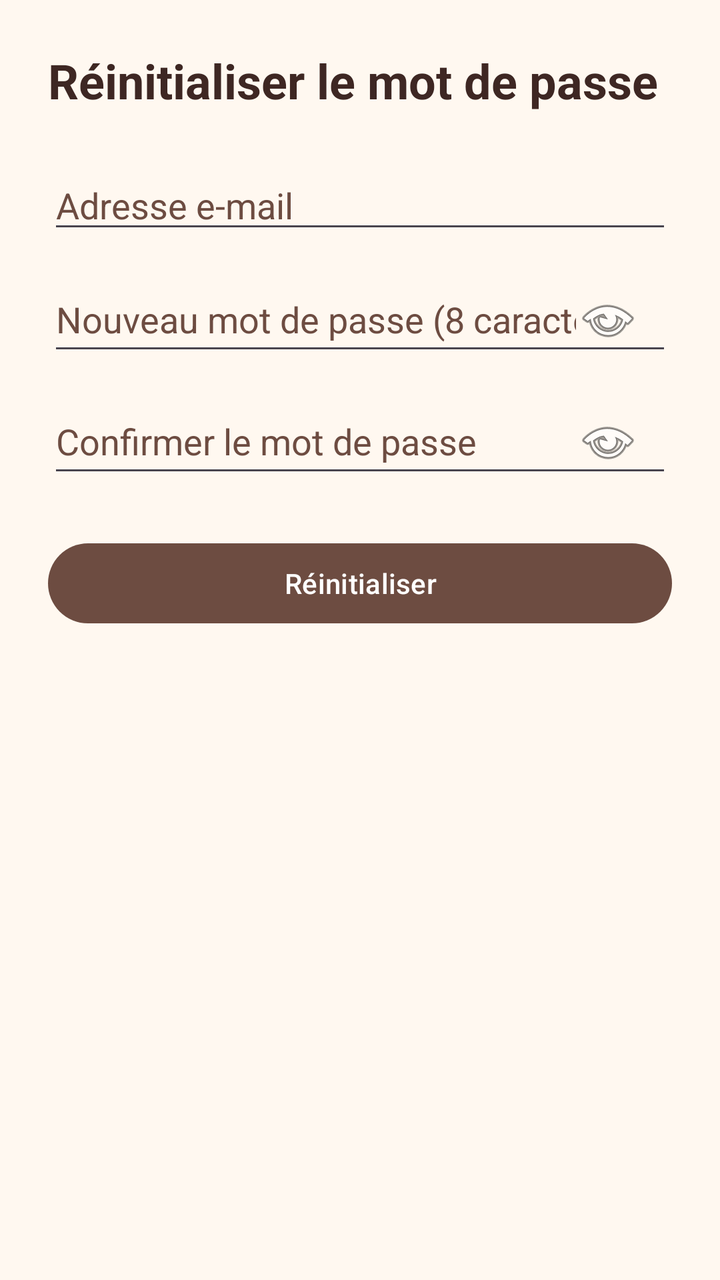
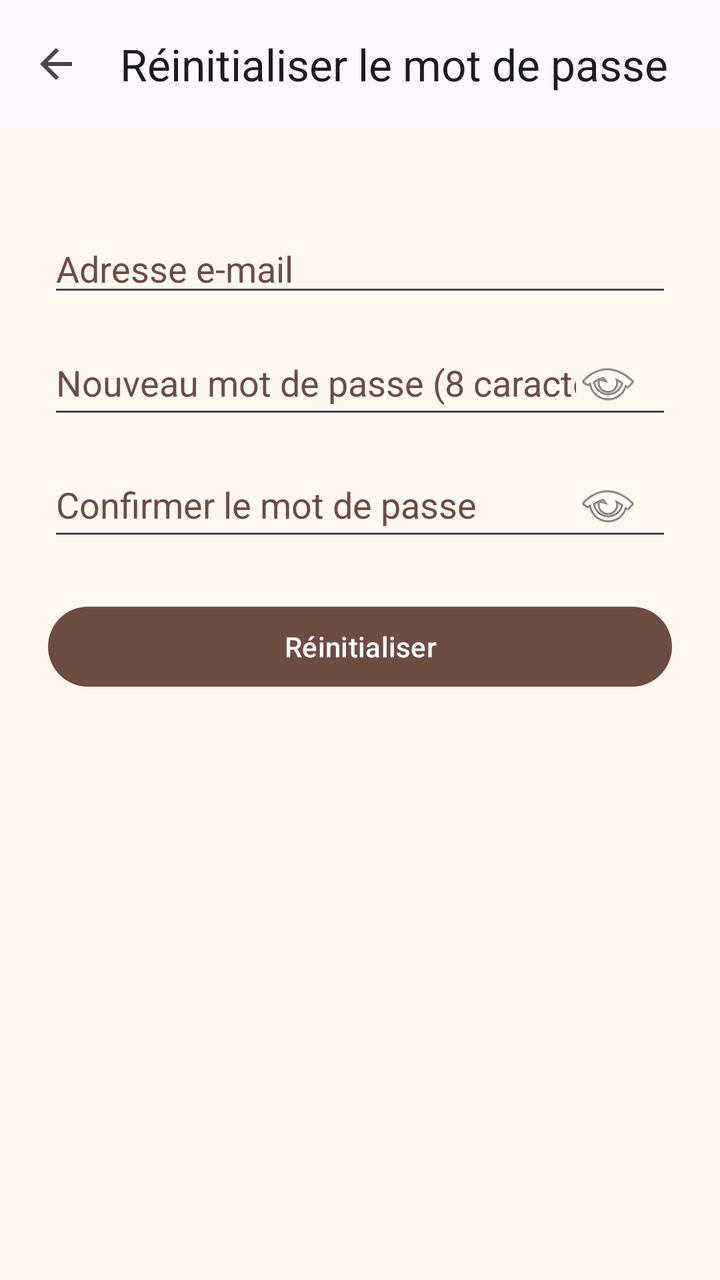

The first picture is an Android layout as it rendered before a commit; the second is the same layout after the commit. The layout source and the unified diff follow.
<!-- AndroidManifest.xml: application theme Theme.WorkshopPetShelter -->
<!-- res/layout/activity_reset_password.xml -->
<ScrollView xmlns:android="http://schemas.android.com/apk/res/android"
    xmlns:app="http://schemas.android.com/apk/res-auto"
    android:layout_width="match_parent"
    android:layout_height="match_parent"
    android:background="@color/app_background"
    android:fillViewport="true">

    <LinearLayout
        android:layout_width="match_parent"
        android:layout_height="wrap_content"
        android:orientation="vertical"
        android:padding="24dp">

        <TextView
            android:id="@+id/tvResetTitle"
            android:layout_width="match_parent"
            android:layout_height="wrap_content"
            android:text="@string/title_reset_password"
            android:textColor="@color/text_primary"
            android:textSize="24sp"
            android:textStyle="bold" />

        <EditText
            android:id="@+id/etResetEmail"
            android:layout_width="match_parent"
            android:layout_height="wrap_content"
            android:layout_marginTop="24dp"
            android:autofillHints="emailAddress"
            android:hint="@string/hint_email"
            android:inputType="textEmailAddress"
            android:maxLines="1"
            android:textColor="@color/text_primary"
            android:textColorHint="@color/accent" />

        <EditText
            android:id="@+id/etNewPassword"
            android:layout_width="match_parent"
            android:layout_height="wrap_content"
            android:layout_marginTop="12dp"
            android:autofillHints="newPassword"
            android:hint="@string/hint_new_password"
            android:drawableEnd="@android:drawable/ic_menu_view"
            android:inputType="textPassword"
            android:maxLines="1"
            android:paddingEnd="16dp"
            android:textColor="@color/text_primary"
            android:textColorHint="@color/accent" />

        <EditText
            android:id="@+id/etConfirmPassword"
            android:layout_width="match_parent"
            android:layout_height="wrap_content"
            android:layout_marginTop="12dp"
            android:autofillHints="newPassword"
            android:hint="@string/hint_confirm_password"
            android:drawableEnd="@android:drawable/ic_menu_view"
            android:inputType="textPassword"
            android:maxLines="1"
            android:paddingEnd="16dp"
            android:textColor="@color/text_primary"
            android:textColorHint="@color/accent" />

        <com.google.android.material.button.MaterialButton
            android:id="@+id/btnReset"
            android:layout_width="match_parent"
            android:layout_height="wrap_content"
            android:layout_marginTop="24dp"
            android:text="@string/action_reset"
            android:textAllCaps="false"
            app:backgroundTint="@color/accent" />

    </LinearLayout>

</ScrollView>
<!-- resources referenced by this layout -->
<resources>
  <color name="accent">#6D4C41</color>
  <color name="app_background">#FFF8F0</color>
  <color name="text_primary">#3E2723</color>
  <string name="action_reset">Réinitialiser</string>
  <string name="hint_confirm_password">Confirmer le mot de passe</string>
  <string name="hint_email">Adresse e-mail</string>
  <string name="hint_new_password">Nouveau mot de passe (8 caractères min)</string>
  <string name="title_reset_password">Réinitialiser le mot de passe</string>
  <style name="Theme.WorkshopPetShelter" parent="Theme.Material3.DayNight.NoActionBar" />
</resources>

<!-- the commit's change to res/layout/activity_reset_password.xml (unified diff, before → after) -->
@@ -1,74 +1,81 @@
-<ScrollView xmlns:android="http://schemas.android.com/apk/res/android"
+<LinearLayout xmlns:android="http://schemas.android.com/apk/res/android"
     xmlns:app="http://schemas.android.com/apk/res-auto"
     android:layout_width="match_parent"
     android:layout_height="match_parent"
     android:background="@color/app_background"
-    android:fillViewport="true">
+    android:orientation="vertical">
 
-    <LinearLayout
+    <com.google.android.material.appbar.MaterialToolbar
+        android:id="@+id/toolbar"
         android:layout_width="match_parent"
-        android:layout_height="wrap_content"
-        android:orientation="vertical"
-        android:padding="24dp">
+        android:layout_height="?attr/actionBarSize"
+        android:background="?attr/colorSurface"
+        app:navigationIcon="@drawable/ic_arrow_back"
+        app:title="@string/title_reset_password" />
 
-        <TextView
-            android:id="@+id/tvResetTitle"
+    <ScrollView
+        android:layout_width="match_parent"
+        android:layout_height="0dp"
+        android:layout_weight="1"
+        android:fillViewport="true">
+
+        <LinearLayout
             android:layout_width="match_parent"
             android:layout_height="wrap_content"
-            android:text="@string/title_reset_password"
-            android:textColor="@color/text_primary"
-            android:textSize="24sp"
-            android:textStyle="bold" />
+            android:orientation="vertical"
+            android:padding="24dp">
 
-        <EditText
-            android:id="@+id/etResetEmail"
-            android:layout_width="match_parent"
-            android:layout_height="wrap_content"
-            android:layout_marginTop="24dp"
-            android:autofillHints="emailAddress"
-            android:hint="@string/hint_email"
-            android:inputType="textEmailAddress"
-            android:maxLines="1"
-            android:textColor="@color/text_primary"
-            android:textColorHint="@color/accent" />
+            <EditText
+                android:id="@+id/etResetEmail"
+                android:layout_width="match_parent"
+                android:layout_height="wrap_content"
+                android:layout_marginTop="24dp"
+                android:autofillHints="emailAddress"
+                android:hint="@string/hint_email"
+                android:inputType="textEmailAddress"
+                android:maxLines="1"
+                android:textColor="@color/text_primary"
+                android:textColorHint="@color/accent" />
 
-        <EditText
-            android:id="@+id/etNewPassword"
-            android:layout_width="match_parent"
-            android:layout_height="wrap_content"
-            android:layout_marginTop="12dp"
-            android:autofillHints="newPassword"
-            android:hint="@string/hint_new_password"
-            android:drawableEnd="@android:drawable/ic_menu_view"
-            android:inputType="textPassword"
-            android:maxLines="1"
-            android:paddingEnd="16dp"
-            android:textColor="@color/text_primary"
-            android:textColorHint="@color/accent" />
+            <EditText
+                android:id="@+id/etNewPassword"
+                android:layout_width="match_parent"
+                android:layout_height="wrap_content"
+                android:layout_marginTop="12dp"
+                android:autofillHints="newPassword"
+                android:hint="@string/hint_new_password"
+                android:drawableEnd="@android:drawable/ic_menu_view"
+                android:inputType="textPassword"
+                android:maxLines="1"
+                android:paddingEnd="16dp"
+                android:textColor="@color/text_primary"
+                android:textColorHint="@color/accent" />
 
-        <EditText
-            android:id="@+id/etConfirmPassword"
-            android:layout_width="match_parent"
-            android:layout_height="wrap_content"
-            android:layout_marginTop="12dp"
-            android:autofillHints="newPassword"
-            android:hint="@string/hint_confirm_password"
-            android:drawableEnd="@android:drawable/ic_menu_view"
-            android:inputType="textPassword"
-            android:maxLines="1"
-            android:paddingEnd="16dp"
-            android:textColor="@color/text_primary"
-            android:textColorHint="@color/accent" />
+            <EditText
+                android:id="@+id/etConfirmPassword"
+                android:layout_width="match_parent"
+                android:layout_height="wrap_content"
+                android:layout_marginTop="12dp"
+                android:autofillHints="newPassword"
+                android:hint="@string/hint_confirm_password"
+                android:drawableEnd="@android:drawable/ic_menu_view"
+                android:inputType="textPassword"
+                android:maxLines="1"
+                android:paddingEnd="16dp"
+                android:textColor="@color/text_primary"
+                android:textColorHint="@color/accent" />
 
-        <com.google.android.material.button.MaterialButton
-            android:id="@+id/btnReset"
-            android:layout_width="match_parent"
-            android:layout_height="wrap_content"
-            android:layout_marginTop="24dp"
-            android:text="@string/action_reset"
-            android:textAllCaps="false"
-            app:backgroundTint="@color/accent" />
+            <com.google.android.material.button.MaterialButton
+                android:id="@+id/btnReset"
+                android:layout_width="match_parent"
+                android:layout_height="wrap_content"
+                android:layout_marginTop="24dp"
+                android:text="@string/action_reset"
+                android:textAllCaps="false"
+                app:backgroundTint="@color/accent" />
 
-    </LinearLayout>
+        </LinearLayout>
 
-</ScrollView>
+    </ScrollView>
+
+</LinearLayout>
<!-- resource entries referenced after the edit -->
@@ -3,6 +3,17 @@
   <color name="accent">#6D4C41</color>
   <color name="app_background">#FFF8F0</color>
   <color name="text_primary">#3E2723</color>
+  <!-- drawable ic_arrow_back (drawable) -->
+  <vector xmlns:android="http://schemas.android.com/apk/res/android"
+      android:width="24dp"
+      android:height="24dp"
+      android:viewportWidth="24"
+      android:viewportHeight="24"
+      android:autoMirrored="true">
+      <path
+          android:fillColor="?attr/colorControlNormal"
+          android:pathData="M20,11H7.83l5.59,-5.59L12,4l-8,8 8,8 1.41,-1.41L7.83,13H20v-2z" />
+  </vector>
   <string name="action_reset">Réinitialiser</string>
   <string name="hint_confirm_password">Confirmer le mot de passe</string>
   <string name="hint_email">Adresse e-mail</string>
